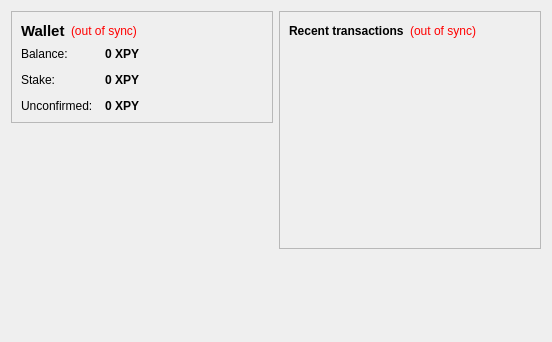
The window that src/qt/forms/overviewpage.ui (PaycoinFoundation/paycoin) describes before a commit, drawn with Qt 5.
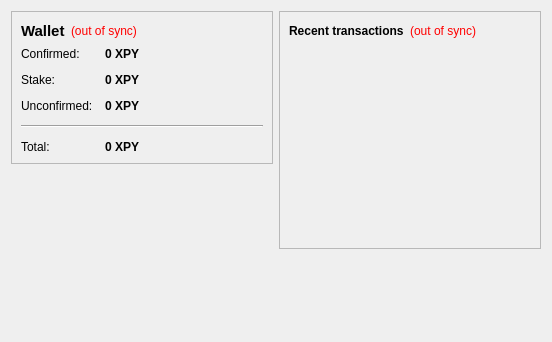
The same window after the commit.

Commit message: Add total balance in overview page

Diff of the .ui file:
```diff
--- a/src/qt/forms/overviewpage.ui
+++ b/src/qt/forms/overviewpage.ui
@@ -86,7 +86,7 @@
           <item row="0" column="0">
            <widget class="QLabel" name="label">
             <property name="text">
-             <string>Balance:</string>
+             <string>Confirmed:</string>
             </property>
            </widget>
           </item>
@@ -171,6 +171,42 @@
             </property>
            </widget>
           </item>
+          <item row="4" column="0">
+           <widget class="QLabel" name="labelTotalText">
+            <property name="text">
+             <string>Total:</string>
+            </property>
+           </widget>
+          </item>
+          <item row="4" column="1">
+           <widget class="QLabel" name="labelTotal">
+            <property name="font">
+             <font>
+              <weight>75</weight>
+              <bold>true</bold>
+             </font>
+            </property>
+            <property name="cursor">
+             <cursorShape>IBeamCursor</cursorShape>
+            </property>
+            <property name="toolTip">
+             <string>Your current total balance</string>
+            </property>
+            <property name="text">
+             <string notr="true">0 XPY</string>
+            </property>
+            <property name="textInteractionFlags">
+             <set>Qt::LinksAccessibleByMouse|Qt::TextSelectableByKeyboard|Qt::TextSelectableByMouse</set>
+            </property>
+           </widget>
+          </item>
+          <item row="3" column="0" colspan="2">
+           <widget class="Line" name="line">
+            <property name="orientation">
+             <enum>Qt::Horizontal</enum>
+            </property>
+           </widget>
+          </item>
          </layout>
         </item>
        </layout>
```
Left out of the diff: 4 changed lines with no effect on the pictures. The commit also changes 1 other file.
